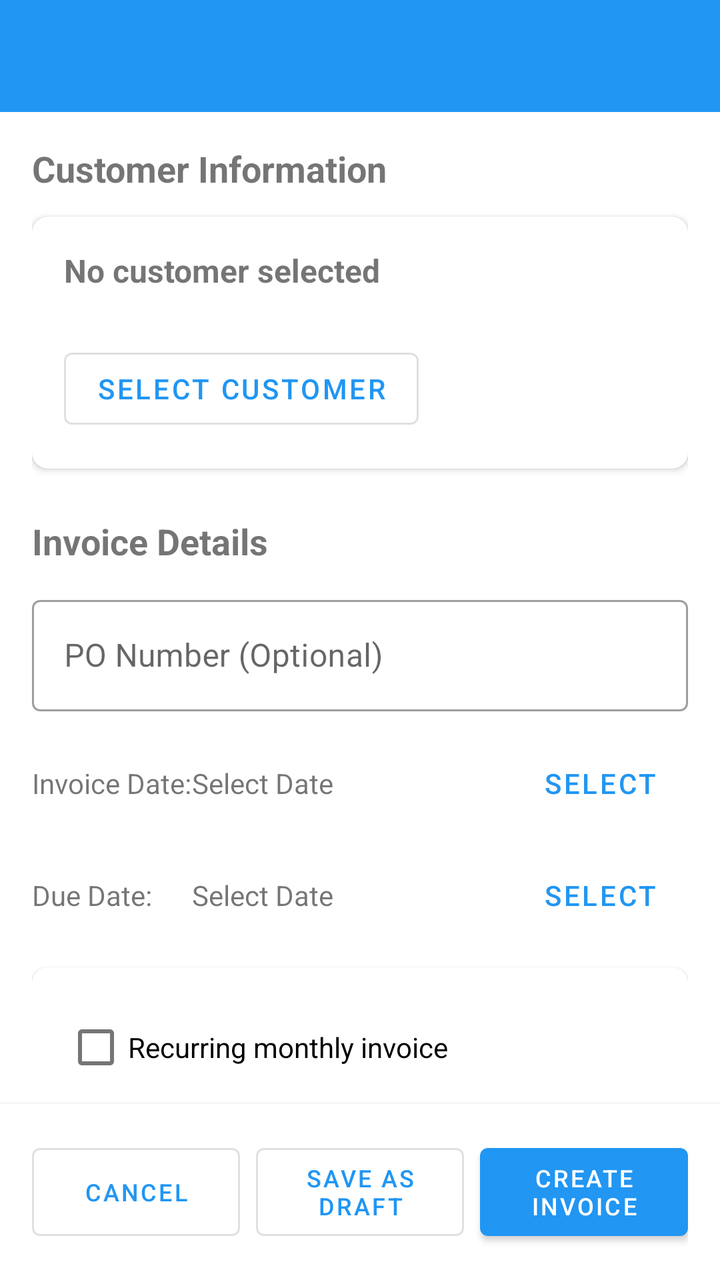
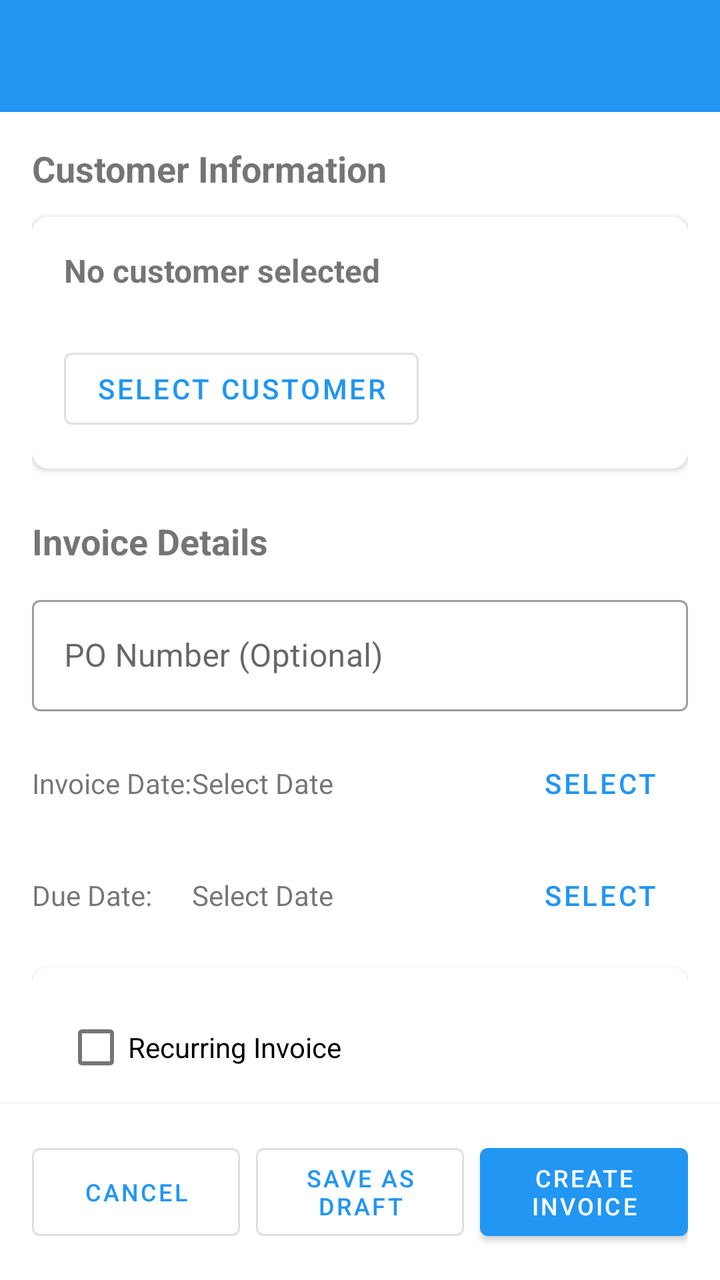

Two renders of the same Android screen: before a commit and after it. Below are the layout's source before the change and the commit's diff.
<!-- AndroidManifest.xml: application theme Theme.InvoiceApp -->
<!-- res/layout/activity_create_invoice.xml -->
<?xml version="1.0" encoding="utf-8"?>
<LinearLayout xmlns:android="http://schemas.android.com/apk/res/android"
    xmlns:app="http://schemas.android.com/apk/res-auto"
    android:layout_width="match_parent"
    android:layout_height="match_parent"
    android:orientation="vertical"
    android:background="?attr/colorSurface">

    <androidx.appcompat.widget.Toolbar
        android:id="@+id/toolbar"
        android:layout_width="match_parent"
        android:layout_height="?attr/actionBarSize"
        android:background="@color/primary"
        app:titleTextColor="@android:color/white" />

    <androidx.core.widget.NestedScrollView
        android:layout_width="match_parent"
        android:layout_height="0dp"
        android:layout_weight="1"
        android:fillViewport="true">

        <LinearLayout
            android:layout_width="match_parent"
            android:layout_height="wrap_content"
            android:orientation="vertical"
            android:padding="16dp">

            
            <TextView
                android:layout_width="wrap_content"
                android:layout_height="wrap_content"
                android:text="Customer Information"
                android:textSize="18sp"
                android:textStyle="bold"
                android:layout_marginBottom="12dp" />

            <com.google.android.material.card.MaterialCardView
                android:layout_width="match_parent"
                android:layout_height="wrap_content"
                android:layout_marginBottom="16dp"
                app:cardCornerRadius="8dp"
                app:cardElevation="2dp">

                <LinearLayout
                    android:layout_width="match_parent"
                    android:layout_height="wrap_content"
                    android:orientation="vertical"
                    android:padding="16dp">

                    <TextView
                        android:id="@+id/tvSelectedCustomer"
                        android:layout_width="wrap_content"
                        android:layout_height="wrap_content"
                        android:text="No customer selected"
                        android:textSize="16sp"
                        android:textStyle="bold" />

                    <TextView
                        android:id="@+id/tvSelectedCustomerDetails"
                        android:layout_width="wrap_content"
                        android:layout_height="wrap_content"
                        android:text=""
                        android:textSize="12sp"
                        android:textColor="@android:color/darker_gray" />

                    <Button
                        android:id="@+id/btnSelectCustomer"
                        android:layout_width="wrap_content"
                        android:layout_height="wrap_content"
                        android:layout_marginTop="8dp"
                        android:text="Select Customer"
                        style="@style/Widget.MaterialComponents.Button.OutlinedButton" />

                </LinearLayout>

            </com.google.android.material.card.MaterialCardView>

            
            <com.google.android.material.card.MaterialCardView
                android:id="@+id/cardDraftWarning"
                android:layout_width="match_parent"
                android:layout_height="wrap_content"
                android:layout_marginBottom="16dp"
                android:visibility="gone"
                app:cardBackgroundColor="@color/warning_background"
                app:cardCornerRadius="8dp"
                app:cardElevation="2dp">

                <LinearLayout
                    android:layout_width="match_parent"
                    android:layout_height="wrap_content"
                    android:orientation="horizontal"
                    android:padding="12dp">

                    <androidx.appcompat.widget.AppCompatImageView
                        android:layout_width="24dp"
                        android:layout_height="24dp"
                        android:src="@android:drawable/ic_dialog_info"
                        app:tint="@color/warning" />

                    <TextView
                        android:layout_width="0dp"
                        android:layout_height="wrap_content"
                        android:layout_weight="1"
                        android:layout_marginStart="12dp"
                        android:text="This is a DRAFT invoice. Click 'Send Invoice' to convert it to a Pending invoice and send to customer."
                        android:textColor="@color/warning_text"
                        android:textSize="12sp" />

                </LinearLayout>

            </com.google.android.material.card.MaterialCardView>

            
            <TextView
                android:layout_width="wrap_content"
                android:layout_height="wrap_content"
                android:text="Invoice Details"
                android:textSize="18sp"
                android:textStyle="bold"
                android:layout_marginTop="8dp"
                android:layout_marginBottom="12dp" />

            <com.google.android.material.textfield.TextInputLayout
                android:layout_width="match_parent"
                android:layout_height="wrap_content"
                android:layout_marginBottom="12dp"
                style="@style/Widget.MaterialComponents.TextInputLayout.OutlinedBox">

                <com.google.android.material.textfield.TextInputEditText
                    android:id="@+id/etPoNumber"
                    android:layout_width="match_parent"
                    android:layout_height="wrap_content"
                    android:hint="PO Number (Optional)"
                    android:inputType="text" />
            </com.google.android.material.textfield.TextInputLayout>

            <LinearLayout
                android:layout_width="match_parent"
                android:layout_height="wrap_content"
                android:orientation="horizontal">

                <TextView
                    android:layout_width="0dp"
                    android:layout_height="wrap_content"
                    android:layout_weight="1"
                    android:text="Invoice Date:" />

                <TextView
                    android:id="@+id/tvSelectedDate"
                    android:layout_width="0dp"
                    android:layout_height="wrap_content"
                    android:layout_weight="2"
                    android:text="Select Date" />

                <Button
                    android:id="@+id/btnSelectDate"
                    android:layout_width="wrap_content"
                    android:layout_height="wrap_content"
                    android:text="Select"
                    style="@style/Widget.MaterialComponents.Button.TextButton" />

            </LinearLayout>

            <EditText
                android:id="@+id/etInvoiceDate"
                android:layout_width="match_parent"
                android:layout_height="wrap_content"
                android:visibility="gone" />

            <LinearLayout
                android:layout_width="match_parent"
                android:layout_height="wrap_content"
                android:layout_marginTop="8dp"
                android:orientation="horizontal">

                <TextView
                    android:layout_width="0dp"
                    android:layout_height="wrap_content"
                    android:layout_weight="1"
                    android:text="Due Date:" />

                <TextView
                    android:id="@+id/tvSelectedDueDate"
                    android:layout_width="0dp"
                    android:layout_height="wrap_content"
                    android:layout_weight="2"
                    android:text="Select Date" />

                <Button
                    android:id="@+id/btnSelectDueDate"
                    android:layout_width="wrap_content"
                    android:layout_height="wrap_content"
                    android:text="Select"
                    style="@style/Widget.MaterialComponents.Button.TextButton" />

            </LinearLayout>

            <EditText
                android:id="@+id/etDueDate"
                android:layout_width="match_parent"
                android:layout_height="wrap_content"
                android:visibility="gone" />

            <com.google.android.material.card.MaterialCardView
                android:id="@+id/cardRecurring"
                android:layout_width="match_parent"
                android:layout_height="wrap_content"
                android:layout_marginTop="12dp"
                android:layout_marginBottom="8dp"
                app:cardCornerRadius="8dp"
                app:cardElevation="2dp">

                <LinearLayout
                    android:layout_width="match_parent"
                    android:layout_height="wrap_content"
                    android:orientation="vertical"
                    android:padding="16dp">

                    <CheckBox
                        android:id="@+id/chkRecurring"
                        android:layout_width="match_parent"
                        android:layout_height="wrap_content"
                        android:text="Recurring monthly invoice" />

                    <com.google.android.material.textfield.TextInputLayout
                        android:id="@+id/layoutRecurringDay"
                        style="@style/Widget.MaterialComponents.TextInputLayout.OutlinedBox"
                        android:layout_width="match_parent"
                        android:layout_height="wrap_content"
                        android:layout_marginTop="8dp"
                        android:visibility="gone">

                        <com.google.android.material.textfield.TextInputEditText
                            android:id="@+id/etRecurringDay"
                            android:layout_width="match_parent"
                            android:layout_height="wrap_content"
                            android:hint="Monthly send day (1-28)"
                            android:inputType="number"
                            android:text="1" />
                    </com.google.android.material.textfield.TextInputLayout>

                </LinearLayout>

            </com.google.android.material.card.MaterialCardView>

            
            <TextView
                android:layout_width="wrap_content"
                android:layout_height="wrap_content"
                android:text="Invoice Items"
                android:textSize="18sp"
                android:textStyle="bold"
                android:layout_marginTop="16dp"
                android:layout_marginBottom="12dp" />

            <Button
                android:id="@+id/btnAddItem"
                android:layout_width="wrap_content"
                android:layout_height="wrap_content"
                android:text="+ Add Item"
                android:layout_marginBottom="12dp" />

            <androidx.recyclerview.widget.RecyclerView
                android:id="@+id/recyclerInvoiceItems"
                android:layout_width="match_parent"
                android:layout_height="wrap_content"
                android:clipToPadding="false"
                android:nestedScrollingEnabled="false"
                android:overScrollMode="never" />

            
            <TextView
                android:layout_width="wrap_content"
                android:layout_height="wrap_content"
                android:text="Financial Details"
                android:textSize="18sp"
                android:textStyle="bold"
                android:layout_marginTop="16dp"
                android:layout_marginBottom="12dp" />

            <com.google.android.material.textfield.TextInputLayout
                android:layout_width="match_parent"
                android:layout_height="wrap_content"
                android:layout_marginBottom="8dp"
                style="@style/Widget.MaterialComponents.TextInputLayout.OutlinedBox">

                <com.google.android.material.textfield.TextInputEditText
                    android:id="@+id/etTaxRate"
                    android:layout_width="match_parent"
                    android:layout_height="wrap_content"
                    android:hint="Tax Rate (%)"
                    android:inputType="numberDecimal"
                    android:text="0" />
            </com.google.android.material.textfield.TextInputLayout>

            <RadioGroup
                android:id="@+id/rgTaxType"
                android:layout_width="match_parent"
                android:layout_height="wrap_content"
                android:layout_marginBottom="12dp"
                android:orientation="horizontal">

                <RadioButton
                    android:id="@+id/rbTaxExclusive"
                    android:layout_width="wrap_content"
                    android:layout_height="wrap_content"
                    android:text="Tax Exclusive"
                    android:checked="true" />

                <RadioButton
                    android:id="@+id/rbTaxInclusive"
                    android:layout_width="wrap_content"
                    android:layout_height="wrap_content"
                    android:layout_marginStart="16dp"
                    android:text="Tax Inclusive" />

            </RadioGroup>

            <com.google.android.material.textfield.TextInputLayout
                android:layout_width="match_parent"
                android:layout_height="wrap_content"
                android:layout_marginBottom="12dp"
                style="@style/Widget.MaterialComponents.TextInputLayout.OutlinedBox">

                <com.google.android.material.textfield.TextInputEditText
                    android:id="@+id/etDiscount"
                    android:layout_width="match_parent"
                    android:layout_height="wrap_content"
                    android:hint="Discount Amount"
                    android:inputType="numberDecimal"
                    android:text="0" />
            </com.google.android.material.textfield.TextInputLayout>

            <com.google.android.material.textfield.TextInputLayout
                android:layout_width="match_parent"
                android:layout_height="wrap_content"
                android:layout_marginBottom="12dp"
                style="@style/Widget.MaterialComponents.TextInputLayout.OutlinedBox">

                <com.google.android.material.textfield.TextInputEditText
                    android:id="@+id/etShipping"
                    android:layout_width="match_parent"
                    android:layout_height="wrap_content"
                    android:hint="Shipping Fee"
                    android:inputType="numberDecimal"
                    android:text="0" />
            </com.google.android.material.textfield.TextInputLayout>

            
            <androidx.cardview.widget.CardView
                android:layout_width="match_parent"
                android:layout_height="wrap_content"
                android:layout_marginTop="8dp"
                app:cardCornerRadius="8dp"
                app:cardElevation="2dp">

                <LinearLayout
                    android:layout_width="match_parent"
                    android:layout_height="wrap_content"
                    android:orientation="vertical"
                    android:padding="16dp">

                    <LinearLayout
                        android:layout_width="match_parent"
                        android:layout_height="wrap_content"
                        android:orientation="horizontal"
                        android:layout_marginBottom="8dp">

                        <TextView
                            android:layout_width="0dp"
                            android:layout_height="wrap_content"
                            android:layout_weight="1"
                            android:text="Subtotal:" />

                        <TextView
                            android:id="@+id/tvSubtotal"
                            android:layout_width="wrap_content"
                            android:layout_height="wrap_content"
                            android:text="$0.00" />

                    </LinearLayout>

                    <LinearLayout
                        android:layout_width="match_parent"
                        android:layout_height="wrap_content"
                        android:orientation="horizontal"
                        android:layout_marginBottom="8dp">

                        <TextView
                            android:layout_width="0dp"
                            android:layout_height="wrap_content"
                            android:layout_weight="1"
                            android:text="Tax:" />

                        <TextView
                            android:id="@+id/tvTaxAmount"
                            android:layout_width="wrap_content"
                            android:layout_height="wrap_content"
                            android:text="$0.00" />

                    </LinearLayout>

                    <View
                        android:layout_width="match_parent"
                        android:layout_height="1dp"
                        android:background="?android:attr/listDivider"
                        android:layout_marginVertical="8dp" />

                    <LinearLayout
                        android:layout_width="match_parent"
                        android:layout_height="wrap_content"
                        android:orientation="horizontal">

                        <TextView
                            android:layout_width="0dp"
                            android:layout_height="wrap_content"
                            android:layout_weight="1"
                            android:text="Total:"
                            android:textSize="18sp"
                            android:textStyle="bold" />

                        <TextView
                            android:id="@+id/tvTotal"
                            android:layout_width="wrap_content"
                            android:layout_height="wrap_content"
                            android:text="$0.00"
                            android:textSize="18sp"
                            android:textStyle="bold" />

                    </LinearLayout>

                </LinearLayout>

            </androidx.cardview.widget.CardView>

            
            <com.google.android.material.textfield.TextInputLayout
                android:layout_width="match_parent"
                android:layout_height="wrap_content"
                android:layout_marginTop="16dp"
                style="@style/Widget.MaterialComponents.TextInputLayout.OutlinedBox">

                <com.google.android.material.textfield.TextInputEditText
                    android:id="@+id/etNotes"
                    android:layout_width="match_parent"
                    android:layout_height="wrap_content"
                    android:hint="Notes (Optional)"
                    android:inputType="textMultiLine"
                    android:minLines="3" />
            </com.google.android.material.textfield.TextInputLayout>

        </LinearLayout>

    </androidx.core.widget.NestedScrollView>

    
    <LinearLayout
        android:layout_width="match_parent"
        android:layout_height="wrap_content"
        android:orientation="horizontal"
        android:padding="16dp"
        android:background="?attr/colorSurface"
        android:elevation="4dp"
        android:baselineAligned="false">

        <Button
            android:id="@+id/btnCancel"
            style="@style/Widget.MaterialComponents.Button.OutlinedButton"
            android:layout_width="0dp"
            android:layout_height="56dp"
            android:layout_marginEnd="8dp"
            android:layout_weight="1"
            android:gravity="center"
            android:maxLines="2"
            android:minHeight="56dp"
            android:textSize="12sp"
            android:text="Cancel" />

        <Button
            android:id="@+id/btnSaveAsDraft"
            style="@style/Widget.MaterialComponents.Button.OutlinedButton"
            android:layout_width="0dp"
            android:layout_height="56dp"
            android:layout_weight="1"
            android:layout_marginEnd="8dp"
            android:gravity="center"
            android:maxLines="2"
            android:minHeight="56dp"
            android:text="Save as Draft"
            android:textSize="12sp" />

        <Button
            android:id="@+id/btnSendInvoice"
            style="@style/Widget.MaterialComponents.Button"
            android:layout_width="0dp"
            android:layout_height="56dp"
            android:layout_weight="1"
            android:backgroundTint="#4CAF50"
            android:gravity="center"
            android:maxLines="2"
            android:minHeight="56dp"
            android:text="Send Invoice"
            android:textSize="12sp"
            android:visibility="gone" />

        <Button
            android:id="@+id/btnCreateInvoice"
            style="@style/Widget.MaterialComponents.Button"
            android:layout_width="0dp"
            android:layout_height="56dp"
            android:layout_weight="1"
            android:gravity="center"
            android:maxLines="2"
            android:minHeight="56dp"
            android:text="Create Invoice"
            android:textSize="12sp"
            android:visibility="visible" />

    </LinearLayout>

    <ProgressBar
        android:id="@+id/progressBar"
        android:layout_width="wrap_content"
        android:layout_height="wrap_content"
        android:layout_gravity="center"
        android:visibility="gone" />

</LinearLayout>
<!-- resources referenced by this layout -->
<resources>
  <color name="primary">#2196F3</color>
  <color name="warning">#FFC107</color>
  <color name="warning_background">#FFF3E0</color>
  <color name="warning_text">#E65100</color>
  <style name="Theme.InvoiceApp" parent="Theme.MaterialComponents.DayNight.NoActionBar">
          <item name="colorPrimary">@color/primary</item>
          <item name="colorPrimaryVariant">@color/primary_dark</item>
          <item name="colorOnPrimary">@color/white</item>
          <item name="colorSecondary">@color/accent</item>
          <item name="colorSecondaryVariant">@color/accent</item>
          <item name="colorOnSecondary">@color/black</item>
          <item name="android:statusBarColor">?attr/colorPrimaryVariant</item>
          <item name="bottomNavigationStyle">@style/Widget.App.BottomNavigationView</item>
      </style>
  <color name="primary_dark">#1976D2</color>
  <color name="white">#FFFFFFFF</color>
  <color name="accent">#FF9800</color>
  <color name="black">#FF000000</color>
  <style name="Widget.App.BottomNavigationView" parent="Widget.MaterialComponents.BottomNavigationView.Colored">
          <item name="backgroundTint">@color/white</item>
          <item name="itemIconTint">@color/bottom_nav_colors</item>
          <item name="itemTextColor">@color/bottom_nav_colors</item>
          <item name="itemRippleColor">@color/primary</item>
      </style>
</resources>

<!-- the commit's change to res/layout/activity_create_invoice.xml (unified diff, before → after) -->
@@ -202,6 +202,7 @@
                 android:layout_height="wrap_content"
                 android:visibility="gone" />
 
+            
             <com.google.android.material.card.MaterialCardView
                 android:id="@+id/cardRecurring"
                 android:layout_width="match_parent"
@@ -221,24 +222,63 @@
                         android:id="@+id/chkRecurring"
                         android:layout_width="match_parent"
                         android:layout_height="wrap_content"
-                        android:text="Recurring monthly invoice" />
-
-                    <com.google.android.material.textfield.TextInputLayout
-                        android:id="@+id/layoutRecurringDay"
-                        style="@style/Widget.MaterialComponents.TextInputLayout.OutlinedBox"
+                        android:text="Recurring Invoice"
+                        android:textSize="14sp" />
+
+                    <LinearLayout
+                        android:id="@+id/layoutRecurringOptions"
                         android:layout_width="match_parent"
                         android:layout_height="wrap_content"
-                        android:layout_marginTop="8dp"
+                        android:orientation="vertical"
+                        android:layout_marginTop="12dp"
                         android:visibility="gone">
 
-                        <com.google.android.material.textfield.TextInputEditText
-                            android:id="@+id/etRecurringDay"
+                        
+                        <com.google.android.material.textfield.TextInputLayout
+                            style="@style/Widget.MaterialComponents.TextInputLayout.OutlinedBox.ExposedDropdownMenu"
                             android:layout_width="match_parent"
                             android:layout_height="wrap_content"
-                            android:hint="Monthly send day (1-28)"
-                            android:inputType="number"
-                            android:text="1" />
-                    </com.google.android.material.textfield.TextInputLayout>
+                            android:hint="Recurring Frequency"
+                            android:layout_marginBottom="12dp">
+
+                            <AutoCompleteTextView
+                                android:id="@+id/etRecurringFrequency"
+                                android:layout_width="match_parent"
+                                android:layout_height="wrap_content"
+                                android:inputType="none"
+                                android:text="monthly" />
+
+                        </com.google.android.material.textfield.TextInputLayout>
+
+                        
+                        <com.google.android.material.textfield.TextInputLayout
+                            android:id="@+id/layoutSendDay"
+                            style="@style/Widget.MaterialComponents.TextInputLayout.OutlinedBox"
+                            android:layout_width="match_parent"
+                            android:layout_height="wrap_content"
+                            android:hint="Send Day of Month (1-28)"
+                            android:layout_marginBottom="12dp"
+                            android:visibility="visible">
+
+                            <com.google.android.material.textfield.TextInputEditText
+                                android:id="@+id/etRecurringDay"
+                                android:layout_width="match_parent"
+                                android:layout_height="wrap_content"
+                                android:inputType="number"
+                                android:text="1" />
+                        </com.google.android.material.textfield.TextInputLayout>
+
+                        
+                        <TextView
+                            android:id="@+id/tvNextSendInfo"
+                            android:layout_width="match_parent"
+                            android:layout_height="wrap_content"
+                            android:text="Next invoice will be sent on: "
+                            android:textSize="12sp"
+                            android:textColor="@color/gray_600"
+                            android:layout_marginTop="8dp" />
+
+                    </LinearLayout>
 
                 </LinearLayout>
 
<!-- resource entries referenced after the edit -->
@@ -1,7 +1,8 @@
 <!-- resources referenced by this layout -->
 <resources>
+  <color name="gray_600">#757575</color>
   <color name="primary">#2196F3</color>
-  <color name="warning">#FFC107</color>
+  <color name="warning">#FF9800</color>
   <color name="warning_background">#FFF3E0</color>
   <color name="warning_text">#E65100</color>
   <style name="Theme.InvoiceApp" parent="Theme.MaterialComponents.DayNight.NoActionBar">
